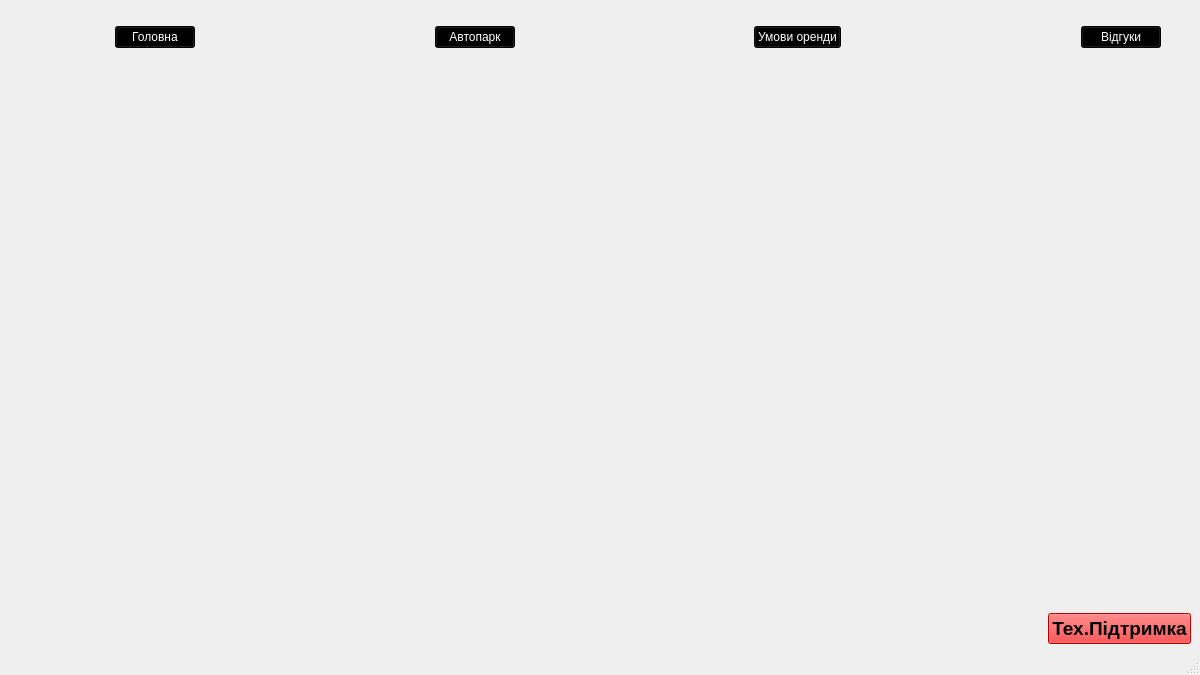
First picture: the form in kursova/mainwindow.ui, repository Maxverrr/kursova, before the edit.
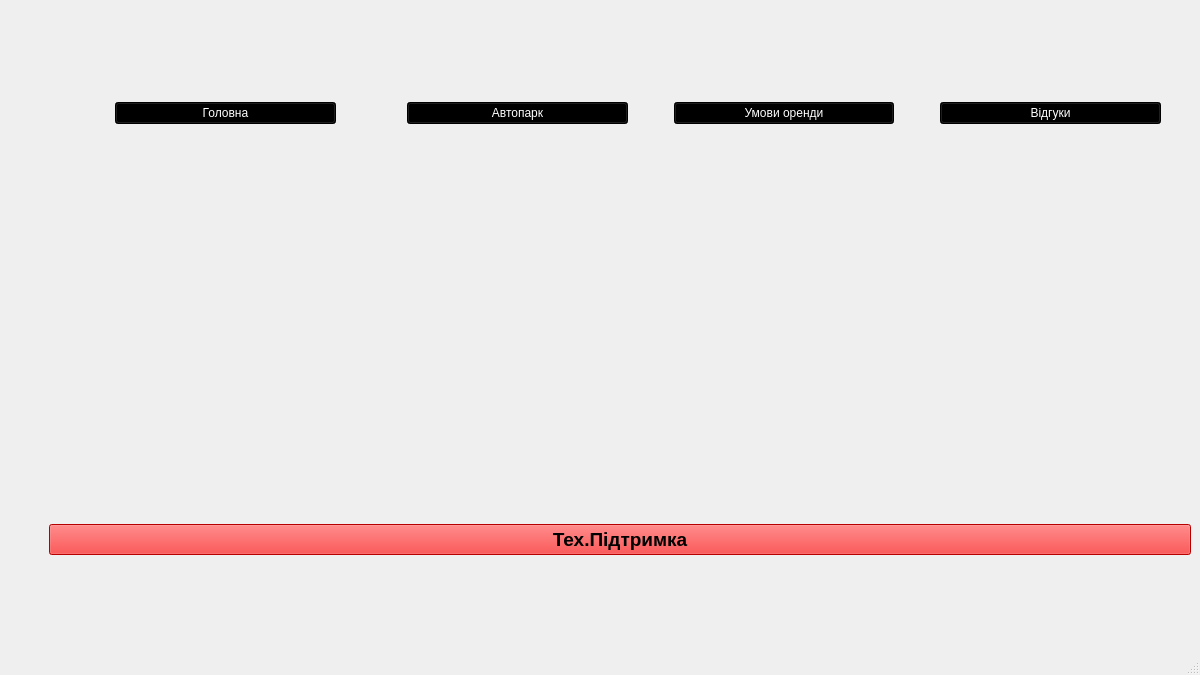
Second picture: the form after the edit. Icons and pictures are not drawn.

```diff
--- a/kursova/mainwindow.ui
+++ b/kursova/mainwindow.ui
@@ -65,9 +65,6 @@
 
 </string>
         </property>
-        <property name="frameShadow">
-         <enum>QFrame::Shadow::Raised</enum>
-        </property>
         <property name="midLineWidth">
          <number>0</number>
         </property>
@@ -93,11 +90,8 @@
       </item>
       <item>
        <spacer name="horizontalSpacer_5">
-        <property name="orientation">
-         <enum>Qt::Orientation::Horizontal</enum>
-        </property>
         <property name="sizeType">
-         <enum>QSizePolicy::Policy::Expanding</enum>
+         <enum>QSizePolicy::Fixed</enum>
         </property>
         <property name="sizeHint" stdset="0">
          <size>
@@ -121,9 +115,6 @@
       </item>
       <item>
        <spacer name="horizontalSpacer_3">
-        <property name="orientation">
-         <enum>Qt::Orientation::Horizontal</enum>
-        </property>
         <property name="sizeHint" stdset="0">
          <size>
           <width>40</width>
@@ -146,9 +137,6 @@
       </item>
       <item>
        <spacer name="horizontalSpacer">
-        <property name="orientation">
-         <enum>Qt::Orientation::Horizontal</enum>
-        </property>
         <property name="sizeHint" stdset="0">
          <size>
           <width>40</width>
@@ -171,9 +159,6 @@
       </item>
       <item>
        <spacer name="horizontalSpacer_4">
-        <property name="orientation">
-         <enum>Qt::Orientation::Horizontal</enum>
-        </property>
         <property name="sizeType">
          <enum>QSizePolicy::Policy::Fixed</enum>
         </property>
@@ -209,9 +194,6 @@
      <layout class="QHBoxLayout" name="horizontalLayout_2">
       <item>
        <spacer name="horizontalSpacer_2">
-        <property name="orientation">
-         <enum>Qt::Orientation::Horizontal</enum>
-        </property>
         <property name="sizeHint" stdset="0">
          <size>
           <width>40</width>
@@ -316,6 +298,7 @@
         <property name="font">
          <font>
           <pointsize>14</pointsize>
+          <weight>75</weight>
           <bold>true</bold>
          </font>
         </property>
```
Left out of the diff: 4 changed lines with no effect on the pictures.
